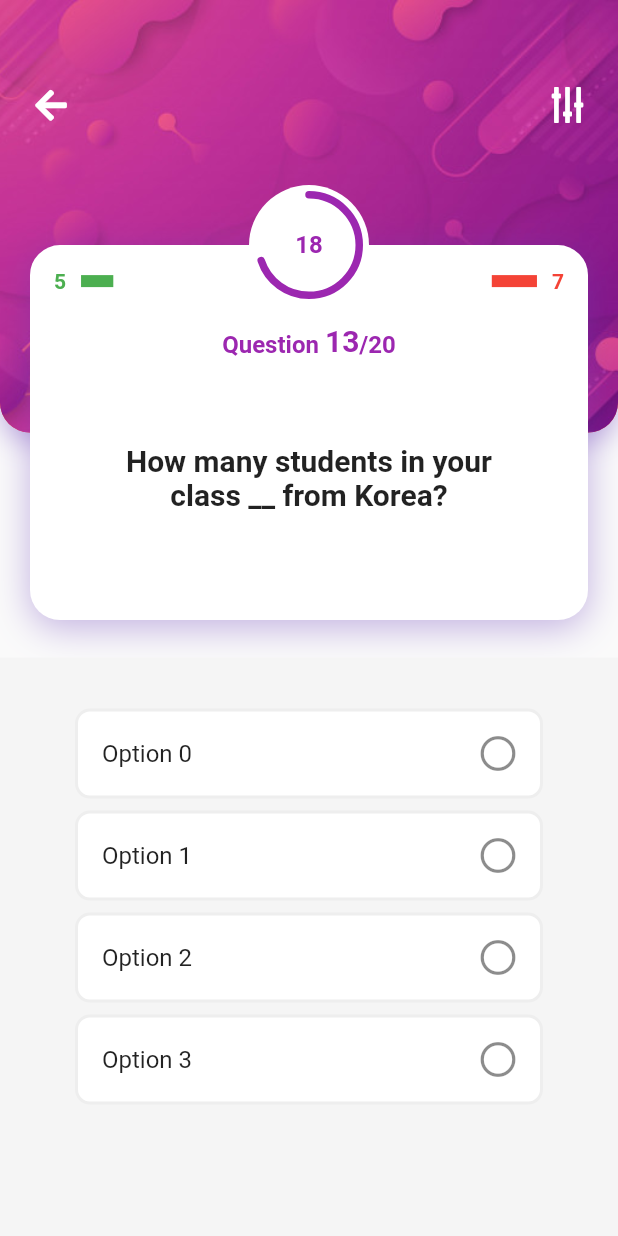
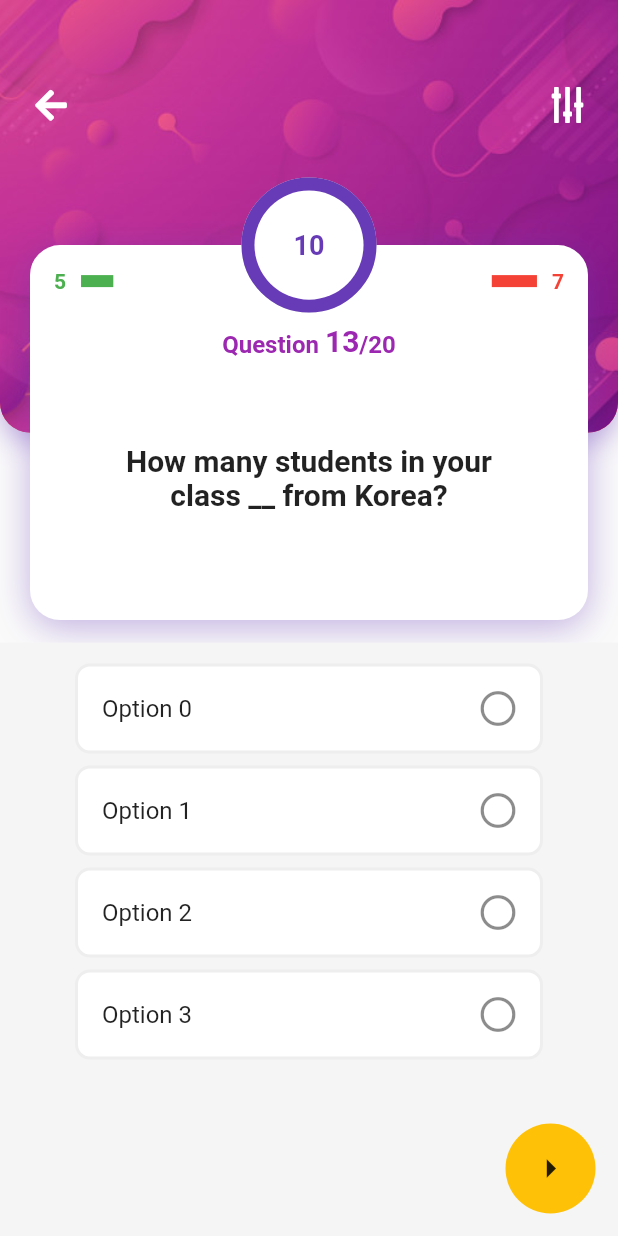
Before and after one commit to aman1210/FindMind_Quiz, a Flutter app: the screen it shows after launch, on a phone screen of 412 x 824 dp. Run offline on Flutter 3.47's test engine with Material 2 defaults, Android fonts, the phone set to English and light mode, and no system bars; drawn by our look-alikes of circular_countdown_timer, percent_indicator; our stand-ins replace firebase_core, font_awesome_flutter; accounts and stored records are empty.

Commit message:
adding timer

```diff
--- a/lib/screens/quizScreen.dart
+++ b/lib/screens/quizScreen.dart
@@ -1,113 +1,36 @@
-import 'dart:math';
 import 'dart:ui';
 
+import 'package:findmind_task/widgets/question.dart';
 import 'package:flutter/material.dart';
-import 'package:percent_indicator/circular_percent_indicator.dart';
 
+import 'package:findmind_task/widgets/timer.dart';
 import 'package:findmind_task/widgets/background.dart';
 import 'package:findmind_task/widgets/customAppBar.dart';
 import 'package:findmind_task/widgets/optionsContainer.dart';
-import 'package:percent_indicator/linear_percent_indicator.dart';
 
-class QuizScreen extends StatelessWidget {
+class QuizScreen extends StatefulWidget {
+  @override
+  _QuizScreenState createState() => _QuizScreenState();
+}
+
+class _QuizScreenState extends State<QuizScreen> {
+  bool isTimesUp = false;
+
+  void TimesUp() {
+    setState(() {
+      isTimesUp = true;
+    });
+  }
+
   @override
   Widget build(BuildContext context) {
     Size s = MediaQuery.of(context).size;
-
     double topWidgetHeight = s.height * 0.35;
 
-    double bottomWidgetHeight = s.height - topWidgetHeight - 150.0;
+    double bottomWidgetHeight = s.height - topWidgetHeight - 140.0;
 
     const radius = 20.0;
 
-    const questionBoxMargin = 20.0;
-
-    var timerWidget = Positioned(
-      top: topWidgetHeight - 125 - 40,
-      left: s.width / 2 - 40,
-      child: Container(
-        height: 80,
-        width: 80,
-        padding: const EdgeInsets.all(4),
-        decoration: BoxDecoration(shape: BoxShape.circle, color: Colors.white),
-        child: CircularPercentIndicator(
-          radius: 72,
-          lineWidth: 5,
-          animation: true,
-          percent: 0.7,
-          circularStrokeCap: CircularStrokeCap.round,
-          backgroundColor: Colors.white,
-          progressColor: Theme.of(context).primaryColor,
-          center: Text(
-            '18',
-            style: new TextStyle(
-              fontWeight: FontWeight.bold,
-              fontSize: 16.0,
-              color: Theme.of(context).primaryColor,
-            ),
-          ),
-        ),
-      ),
-    );
-    var questionNumber = Row(
-      mainAxisAlignment: MainAxisAlignment.center,
-      children: [
-        Text(
-          'Question ',
-          style: TextStyle(
-              color: Theme.of(context).primaryColor,
-              fontWeight: FontWeight.bold,
-              fontSize: 16),
-        ),
-        Text(
-          '13',
-          style: TextStyle(
-              color: Theme.of(context).primaryColor,
-              fontWeight: FontWeight.bold,
-              fontSize: 20,
-              height: 0.9),
-        ),
-        Text(
-          '/20',
-          style: TextStyle(
-              color: Theme.of(context).primaryColor,
-              fontWeight: FontWeight.bold,
-              fontSize: 16),
-        ),
-      ],
-    );
-    var progress = Row(
-      mainAxisAlignment: MainAxisAlignment.spaceBetween,
-      children: [
-        progressIndicator(
-            progressNumber: 05,
-            percent: 5 / 20,
-            color: Colors.green,
-            isCorrectProgess: true,
-            width: (s.width - 200) / 2),
-        progressIndicator(
-            progressNumber: 07,
-            percent: 7 / 20,
-            color: Colors.red,
-            isCorrectProgess: false,
-            width: (s.width - 200) / 2),
-      ],
-    );
-    var question = Expanded(
-      child: Center(
-        child: Container(
-          padding: const EdgeInsets.symmetric(horizontal: 30),
-          child: Text(
-            'How many students in your class __ from Korea?',
-            textAlign: TextAlign.center,
-            style: TextStyle(
-              fontSize: 20,
-              fontWeight: FontWeight.w700,
-            ),
-          ),
-        ),
-      ),
-    );
     return Scaffold(
       body: Container(
         height: s.height,
@@ -117,81 +40,40 @@ class QuizScreen extends StatelessWidget {
           children: [
             BackGround(topWidgetHeight: topWidgetHeight, s: s, radius: radius),
             CustomAppBar(s: s),
+            Question(
+              topWidgetHeight: topWidgetHeight,
+              s: s,
+            ),
+            QuizTimer(topWidgetHeight, s, TimesUp),
             Positioned(
-              top: topWidgetHeight - 125,
-              child: Container(
-                margin:
-                    const EdgeInsets.symmetric(horizontal: questionBoxMargin),
-                width: s.width - 2 * questionBoxMargin,
-                padding: const EdgeInsets.all(16.0),
-                height: 250,
-                decoration: BoxDecoration(
-                  color: Colors.white,
-                  borderRadius: BorderRadius.all(
-                    Radius.circular(20),
-                  ),
-                  boxShadow: [
-                    BoxShadow(
-                      blurRadius: 20,
-                      color: Colors.deepPurple.withOpacity(0.38),
-                      offset: Offset(0, 5),
-                    ),
-                  ],
-                ),
-                child: Column(
-                  children: [
-                    progress,
-                    SizedBox(
-                      height: 25,
-                    ),
-                    questionNumber,
-                    question,
-                  ],
+              bottom: 0,
+              child: OptionContainer(
+                bottomWidgetHeight: bottomWidgetHeight,
+                s: s,
+                showAns: isTimesUp,
+              ),
+            ),
+            Positioned(
+              bottom: 15,
+              right: 15,
+              child: Align(
+                child: Container(
+                  height: 60,
+                  width: 60,
+                  decoration: BoxDecoration(
+                      shape: BoxShape.circle, color: Colors.amber),
+                  child: IconButton(
+                      icon: Icon(
+                        Icons.arrow_right,
+                        size: 30,
+                      ),
+                      onPressed: () {}),
                 ),
               ),
-            ),
-            timerWidget,
-            Positioned(
-              bottom: 0,
-              child:
-                  OptionContainer(bottomWidgetHeight: bottomWidgetHeight, s: s),
             ),
           ],
         ),
       ),
     );
   }
-
-  Row progressIndicator(
-      {int progressNumber,
-      double percent,
-      Color color,
-      bool isCorrectProgess,
-      double width}) {
-    var text = Text(
-      '$progressNumber',
-      style: TextStyle(color: color, fontWeight: FontWeight.bold),
-    );
-    var linearPercentIndicator = LinearPercentIndicator(
-      progressColor: color,
-      percent: percent,
-      backgroundColor: Colors.white,
-      width: width,
-      lineHeight: 8,
-      animation: true,
-    );
-    return isCorrectProgess
-        ? Row(
-            children: [
-              text,
-              linearPercentIndicator,
-            ],
-          )
-        : Row(
-            children: [
-              Transform.rotate(angle: pi, child: linearPercentIndicator),
-              text,
-            ],
-          );
-  }
 }
--- a/lib/widgets/optionsContainer.dart
+++ b/lib/widgets/optionsContainer.dart
@@ -6,21 +6,26 @@ class OptionContainer extends StatefulWidget {
     Key key,
     @required this.bottomWidgetHeight,
     @required this.s,
+    this.showAns,
   }) : super(key: key);
 
   final double bottomWidgetHeight;
   final Size s;
+  final bool showAns;
 
   @override
   _OptionContainerState createState() => _OptionContainerState();
 }
 
 class _OptionContainerState extends State<OptionContainer> {
+  bool lockAns = false;
   int selected = -1;
+  int correct = 3;
+
   @override
   Widget build(BuildContext context) {
     return Container(
-      padding: const EdgeInsets.only(top: 30),
+      padding: const EdgeInsets.only(top: 10),
       height: widget.bottomWidgetHeight,
       color: Colors.grey[100],
       width: widget.s.width,
@@ -33,21 +38,35 @@ class _OptionContainerState extends State<OptionContainer> {
                 color: Colors.white,
                 borderRadius: BorderRadius.circular(10),
                 border: Border.all(
-                    color: index == selected ? Colors.green : Colors.grey[200],
+                    color:
+                        index == correct && (selected != -1 || widget.showAns)
+                            ? Colors.green
+                            : index == selected
+                                ? Colors.red
+                                : Colors.grey[200],
                     width: 2),
               ),
               child: ListTile(
                   title: Text('Option $index'),
-                  trailing: index == selected
+                  trailing:
+                      index == correct && (selected != -1 || widget.showAns)
                           ? Icon(
                               Icons.check_circle,
                               color: Colors.green,
                             )
+                          : index == selected
+                              ? Icon(
+                                  FontAwesomeIcons.solidTimesCircle,
+                                  color: Colors.red,
+                                )
                               : Icon(FontAwesomeIcons.circle),
                   onTap: () {
+                    if (!lockAns) {
                       setState(() {
+                        lockAns = true;
                         selected = index;
                       });
+                    }
                   }),
             );
           },
--- /dev/null
+++ b/lib/widgets/question.dart
@@ -0,0 +1,150 @@
+import 'dart:math';
+
+import 'package:flutter/material.dart';
+import 'package:percent_indicator/linear_percent_indicator.dart';
+
+class Question extends StatefulWidget {
+  const Question({
+    Key key,
+    @required this.topWidgetHeight,
+    @required this.s,
+  }) : super(key: key);
+
+  final double topWidgetHeight;
+
+  final Size s;
+
+  @override
+  _QuestionState createState() => _QuestionState();
+}
+
+class _QuestionState extends State<Question> {
+  var questionNumber = 13;
+
+  var question = Expanded(
+    child: Center(
+      child: Container(
+        padding: const EdgeInsets.symmetric(horizontal: 30),
+        child: Text(
+          'How many students in your class __ from Korea?',
+          textAlign: TextAlign.center,
+          style: TextStyle(
+            fontSize: 20,
+            fontWeight: FontWeight.w700,
+          ),
+        ),
+      ),
+    ),
+  );
+  @override
+  Widget build(BuildContext context) {
+    return Positioned(
+      top: widget.topWidgetHeight - 125,
+      child: Container(
+        margin: const EdgeInsets.symmetric(horizontal: 20),
+        width: widget.s.width - 2 * 20,
+        padding: const EdgeInsets.all(16.0),
+        height: 250,
+        decoration: BoxDecoration(
+          color: Colors.white,
+          borderRadius: BorderRadius.all(
+            Radius.circular(20),
+          ),
+          boxShadow: [
+            BoxShadow(
+              blurRadius: 20,
+              color: Colors.deepPurple.withOpacity(0.38),
+              offset: Offset(0, 5),
+            ),
+          ],
+        ),
+        child: Column(
+          children: [
+            Row(
+              mainAxisAlignment: MainAxisAlignment.spaceBetween,
+              children: [
+                progressIndicator(
+                    progressNumber: 05,
+                    percent: 5 / 20,
+                    color: Colors.green,
+                    isCorrectProgess: true,
+                    width: (widget.s.width - 200) / 2),
+                progressIndicator(
+                    progressNumber: 07,
+                    percent: 7 / 20,
+                    color: Colors.red,
+                    isCorrectProgess: false,
+                    width: (widget.s.width - 200) / 2),
+              ],
+            ),
+            SizedBox(
+              height: 25,
+            ),
+            Row(
+              mainAxisAlignment: MainAxisAlignment.center,
+              children: [
+                Text(
+                  'Question ',
+                  style: TextStyle(
+                      color: Theme.of(context).primaryColor,
+                      fontWeight: FontWeight.bold,
+                      fontSize: 16),
+                ),
+                Text(
+                  '13',
+                  style: TextStyle(
+                      color: Theme.of(context).primaryColor,
+                      fontWeight: FontWeight.bold,
+                      fontSize: 20,
+                      height: 0.9),
+                ),
+                Text(
+                  '/20',
+                  style: TextStyle(
+                      color: Theme.of(context).primaryColor,
+                      fontWeight: FontWeight.bold,
+                      fontSize: 16),
+                ),
+              ],
+            ),
+            question,
+          ],
+        ),
+      ),
+    );
+  }
+}
+
+Row progressIndicator({
+  int progressNumber,
+  double percent,
+  Color color,
+  bool isCorrectProgess,
+  double width,
+}) {
+  var text = Text(
+    '$progressNumber',
+    style: TextStyle(color: color, fontWeight: FontWeight.bold),
+  );
+  var linearPercentIndicator = LinearPercentIndicator(
+    progressColor: color,
+    percent: percent,
+    backgroundColor: Colors.white,
+    width: width,
+    lineHeight: 8,
+    animation: true,
+  );
+  return isCorrectProgess
+      ? Row(
+          children: [
+            text,
+            linearPercentIndicator,
+          ],
+        )
+      : Row(
+          children: [
+            Transform.rotate(angle: pi, child: linearPercentIndicator),
+            text,
+          ],
+        );
+}
--- /dev/null
+++ b/lib/widgets/timer.dart
@@ -0,0 +1,83 @@
+import 'dart:async';
+
+import 'package:circular_countdown_timer/circular_countdown_timer.dart';
+import 'package:flutter/material.dart';
+import 'package:percent_indicator/percent_indicator.dart';
+
+class QuizTimer extends StatefulWidget {
+  final double topWidgetHeight;
+  final Size s;
+  final Function TimesUp;
+  QuizTimer(this.topWidgetHeight, this.s, this.TimesUp);
+  @override
+  _QuizTimerState createState() => _QuizTimerState();
+}
+
+class _QuizTimerState extends State<QuizTimer> {
+  int val = 0;
+  CountDownController controller;
+
+  initTimer() {
+    controller.restart();
+  }
+
+  @override
+  void initState() {
+    controller = CountDownController();
+    super.initState();
+  }
+
+  @override
+  Widget build(BuildContext context) {
+    return Positioned(
+      top: widget.topWidgetHeight - 125 - 40,
+      left: widget.s.width / 2 - 40,
+      child: InkWell(
+        onTap: initTimer,
+        child: CircularCountDownTimer(
+          duration: 10,
+          initialDuration: 0,
+          controller: controller,
+          width: 80,
+          height: 80,
+          ringColor: Colors.grey[300],
+          fillColor: Colors.deepPurple,
+          backgroundColor: Colors.white,
+          strokeWidth: 10.0,
+          strokeCap: StrokeCap.round,
+          textStyle: TextStyle(
+              fontSize: 18.0,
+              color: Colors.deepPurple,
+              fontWeight: FontWeight.bold),
+          textFormat: CountdownTextFormat.S,
+          isReverse: true,
+          isReverseAnimation: true,
+          isTimerTextShown: true,
+          autoStart: true,
+          onStart: () {
+            print('Countdown Started');
+          },
+          onComplete: () {
+            widget.TimesUp();
+          },
+        ),
+        // child: Container(
+        //   height: 80,
+        //   width: 80,
+        //   padding: const EdgeInsets.all(4),
+        //   decoration:
+        //       BoxDecoration(shape: BoxShape.circle, color: Colors.white),
+        //   child: CircularPercentIndicator(
+        //       radius: 72,
+        //       lineWidth: 5,
+        //       // animation: true,
+        //       percent: (30 - val) / 30,
+        //       circularStrokeCap: CircularStrokeCap.round,
+        //       backgroundColor: Colors.white,
+        //       progressColor: Theme.of(context).primaryColor,
+        //       center: Text('${30 - val}')),
+        // ),
+      ),
+    );
+  }
+}
--- a/pubspec.yaml
+++ b/pubspec.yaml
@@ -24,8 +24,10 @@ dependencies:
   flutter:
     sdk: flutter
   firebase_core: 1.0.3
+  cloud_firestore: ^1.0.5
   percent_indicator: ^3.0.1
   font_awesome_flutter: ^9.0.0
+  circular_countdown_timer: ^0.2.0
 
 
   # The following adds the Cupertino Icons font to your application.
```
Also changed, not shown: pubspec.lock. Lines whose indentation alone changed are shown as unchanged.
